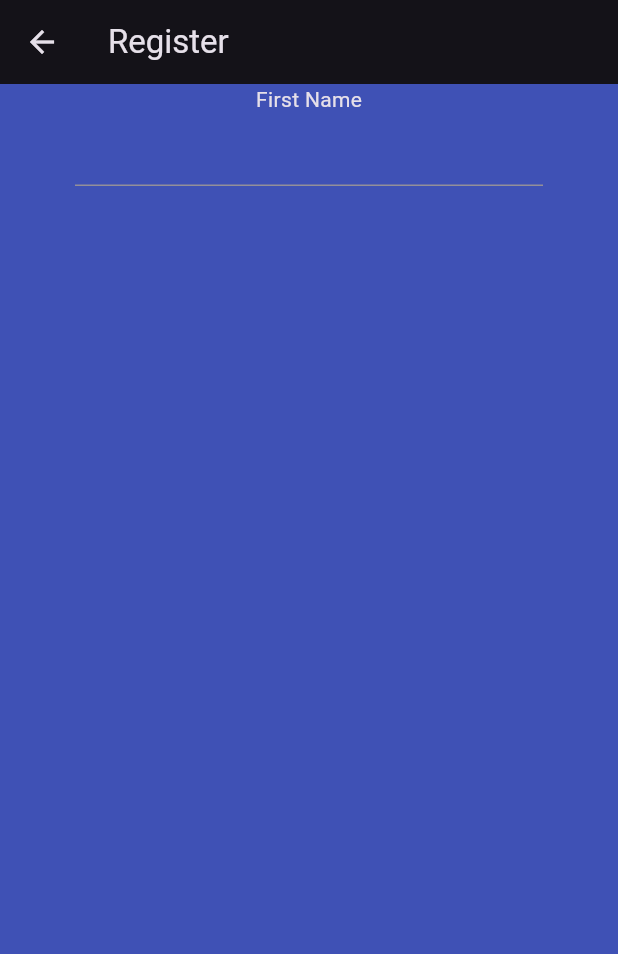
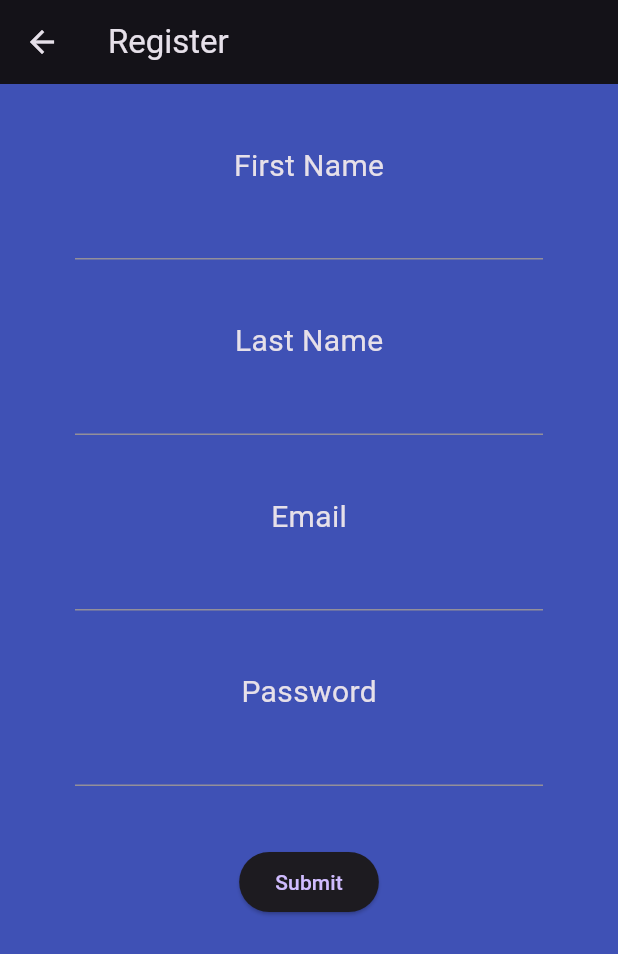
Before and after one commit to AnEdgyVeggie/ServiceVoice, a Flutter app: the screen it shows after launch, after a tap on "Submit", after a tap on "Not Registered? Click Here!", on a phone screen of 412 x 824 dp. Shown: the top 954 px of the screen. Run offline on Flutter 3.47's test engine with Material 3 defaults, Android fonts, the light colour scheme and no system bars.

Commit message:
made log in and registration with validation, working on main

```diff
--- /dev/null
+++ b/lib/classes/post.dart
@@ -0,0 +1,50 @@
+import 'package:flutter/material.dart';
+
+
+class Post extends StatefulWidget{
+  final String author, email, body;
+  final List<String> comments = <String>[];
+  final int likes = 0;
+
+  Post({  required this.author, required this.email, required this.body, super.key, }) ;
+
+  @override
+  State<Post> createState() => _PostState();
+
+  void addComment(String comment) {
+    comments.add(comment);
+  }
+
+}
+
+class _PostState extends State<Post> {
+
+
+@override
+Widget build(BuildContext context) {
+  return
+  Card(
+    margin: const EdgeInsets.all(20),
+    child: Padding(
+      padding: const EdgeInsets.all(15),
+      child: Column(
+        crossAxisAlignment: CrossAxisAlignment.start,
+
+        children: <Widget>[
+          Padding(
+            padding: EdgeInsets.only(bottom: 20),
+            child: Text(widget.author,
+            style: const TextStyle(
+              color: Colors.red
+            ),
+          ),
+          ),
+          Text(widget.body,
+          ),
+        ]
+      )
+    )
+  );
+}
+
+}
--- a/lib/components/home.dart
+++ b/lib/components/home.dart
@@ -1,4 +1,10 @@
 import 'package:flutter/material.dart';
+
+// CLASSES =========================
+import '/classes/post.dart';
+
+
+// CONSTANTS =======================
 import '/constants/colors.dart';
 
 class Homepage extends StatefulWidget {
@@ -13,6 +19,14 @@ State<Homepage> createState() => _MyHomePageState();
 
 class _MyHomePageState extends State<Homepage> {
 
+List<Post> posts = <Post>[
+  Post(author: 'Ethan', email: 'ethan.ethan@ethan.com', body: 'Today, I made my first post on Service voice. Hopefully one day this application will be worth something'),
+  Post(author: 'Avery', email: 'ava.sylvester@hotmail.com', body: 'My husband is the best person in the whole world'),
+  Post(author: 'Vivian', email: 'v.seabrook@outlook.com', body: 'my dad is super cool')
+];
+
+
+
 @override
 Widget build(BuildContext context) {
   return Scaffold(
@@ -26,10 +40,13 @@ Widget build(BuildContext context) {
         color: kLforegroundColor,
       ),
     ),
-    body: const SafeArea(
+    body:  SafeArea(
       child: Column(
+        crossAxisAlignment: CrossAxisAlignment.stretch,
         children: <Widget>[
-
+          posts[0],
+          posts[1],
+          posts[2]
         ],
         )
       ),
--- a/lib/components/login.dart
+++ b/lib/components/login.dart
@@ -1,5 +1,7 @@
 import 'package:flutter/material.dart';
 import 'package:service_voice/constants/colors.dart';
+
+import '../constants/forms.dart';
 
 class Login extends StatefulWidget {
   const Login ({ super.key });
@@ -30,20 +32,16 @@ class _LoginState extends State<Login> {
 
         child: Form(
           key: _formKey,
-          child: Column(
-            crossAxisAlignment: CrossAxisAlignment.center,
-            mainAxisAlignment: MainAxisAlignment.center,
+          child: ListView(
             children: <Widget>[
 
               // EMAIL --------------------------
               Column(
                 children: <Widget>[
                   const Padding(
-                    padding: EdgeInsets.zero,
+                    padding: EdgeInsets.only(top: 60),
                     child: Text('Email',
-                    style: TextStyle(
-                    fontSize: 20,
-                      ),
+                    style: formLabel
                     ),
                   ),
                   Padding(
@@ -67,13 +65,11 @@ class _LoginState extends State<Login> {
                   const Padding(
                     padding: EdgeInsets.only(top: 60),
                     child: Text('Password',
-                        style: TextStyle(
-                        fontSize: 20,
-                      ),
+                        style: formLabel
                     ),
                   ),
                     Padding(
-                      padding: EdgeInsets.only(top: 10),
+                      padding: const EdgeInsets.only(top: 10),
                       child: TextFormField(
                       textAlign: TextAlign.center,
                       controller: passControl,
--- a/lib/components/register.dart
+++ b/lib/components/register.dart
@@ -1,4 +1,7 @@
 import 'package:flutter/material.dart';
+import '../constants/forms.dart';
+import '../constants/regex.dart';
+
 
 class Register extends StatefulWidget {
   const Register ({ super.key });
@@ -24,6 +27,7 @@ confirmPassControl = TextEditingController();
   Widget build(BuildContext context) {
     return
     Scaffold(
+      resizeToAvoidBottomInset: true,
       appBar: AppBar(
         title: const Text(
           'Register'
@@ -33,19 +37,131 @@ confirmPassControl = TextEditingController();
         minimum: const EdgeInsets.symmetric(horizontal: 50),
         child: Form(
           key: _formKey,
-          child:  Column(
+          child:  ListView(
            children: <Widget>[
+
+            // FIRST NAME =============================
             Padding(
-              padding: EdgeInsets.zero,
+              padding:const EdgeInsets.only(top: 40, bottom: 40),
               child: Column(
                 children: <Widget> [
-                  const Text('First Name'),
+                  const Text('First Name',
+                  style: formLabel
+                  ),
                   TextFormField(
                     controller: fNameControl,
+                    validator: (value) {
+                      if (value == null || value.isEmpty) {
+                        return "Please enter your first name";
+                      }
+                      if (namesRegExp.hasMatch(value)) {
+                        return "first name works!";
+                      }
+                      return 'Please enter a valid name (no numbers or special \ncharacters)';
+                    },
                   )
                 ],
               ),
-              )
+            ),
+
+            // LAST NAME ==============================
+            Padding(
+              padding: const EdgeInsets.only(bottom: 40),
+              child: Column(
+                children: <Widget>[
+                  const Text('Last Name',
+                  style: formLabel,
+                  ),
+                  TextFormField(
+                    controller: lNameControl,
+                    validator: (value) {
+                      if (value == null || value.isEmpty) {
+                        return "Please enter your last name";
+                      }
+                      if (namesRegExp.hasMatch(value)) {
+                        return "Last name works!";
+                      }
+                      return 'Please enter a valid name (no numbers or special \ncharacters)';
+                    },
+                  )
+                ],)
+              ),
+
+            // EMAIL ====================================
+              Padding(
+                padding: const EdgeInsets.only(bottom: 40),
+                child: Column(
+                  children: <Widget>[
+                    const Text('Email',
+                    style: formLabel,
+                    ),
+                    TextFormField(
+                      controller: emailControl,
+                      validator: (value) {
+                        if (value == null || value.isEmpty) {
+                          return "Please enter your email address";
+                        } else if (emailRegExp.hasMatch(value)) {
+                          return 'Email works!';
+                        }
+                        return 'Please enter a valid email address';
+                      },
+                    )
+                  ],
+                )
+              ),
+
+            // PASSWORD ================================
+            Padding(
+              padding: const EdgeInsets.only(bottom: 40),
+              child: Column(
+                children: <Widget>[
+                  const Text('Password',
+                  style: formLabel,
+                  ),
+                  TextFormField(
+                    controller: passControl,
+                    validator: (value) {
+                      if (value == null || value.isEmpty) {
+                        return "Please enter a password";
+                      }
+
+                      bool lowercase = false, uppercase = false, number = false, symbol = false;
+
+                      for (int i = 0; i < value.length; i++ ) {
+                        if (numRegExp.hasMatch(value)) {
+                          number = true;
+                        }
+                        if (lowerExp.hasMatch(value)) {
+                          lowercase = true;
+                        }
+                        if (upperExp.hasMatch(value)) {
+                          uppercase = true;
+                        }
+                        if (specialChar.hasMatch(value)) {
+                          symbol = true;
+                        }
+                        if (lowercase == true && uppercase == true && number == true && symbol == true && value.length > 5) {
+                          return 'Password works';
+                        }
+                      }
+                      return 'Invalid password. Passwords must longer than 5 \ncharacters contain a lowercase, uppercase, \nnumber and special character';
+                    },
+                  )
+                ],
+              ),
+            ),
+
+
+              Center(
+                child: ElevatedButton(
+                  child: const Text("Submit"),
+                  onPressed: (){
+                    if (_formKey.currentState!.validate()) {
+                      return;
+                    }
+                    return;
+                  },)
+              ),
            ]
           ),
         )
--- /dev/null
+++ b/lib/constants/forms.dart
@@ -0,0 +1,10 @@
+import 'package:flutter/material.dart';
+
+// Text Styles ==============================================
+
+const TextStyle formLabel = TextStyle(
+  fontSize: 20,
+);
+
+
+//
--- /dev/null
+++ b/lib/constants/regex.dart
@@ -0,0 +1,13 @@
+// REGEX CONSTANTS
+
+// names
+RegExp namesRegExp = RegExp(r'^[a-zA-Z]+$');
+
+// email
+RegExp emailRegExp = RegExp(r'^[a-zA-Z0-9.-_]+@[a-zA-Z0-9.-]+[.][a-zA-Z]+$');
+
+// password checking
+RegExp numRegExp = RegExp(r'[0-9]');
+RegExp lowerExp = RegExp(r'[a-z]');
+RegExp upperExp = RegExp(r'[A-Z]');
+RegExp specialChar = RegExp(r'[!@#$\%^&*_=+\[\].,<>?:;|-]');
```
